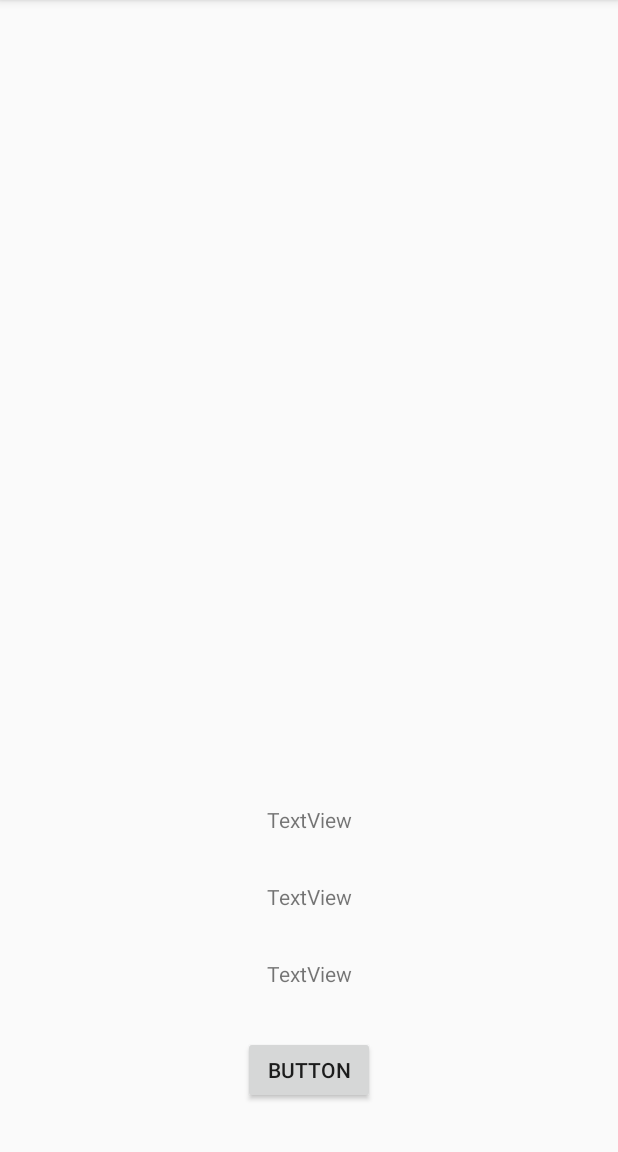
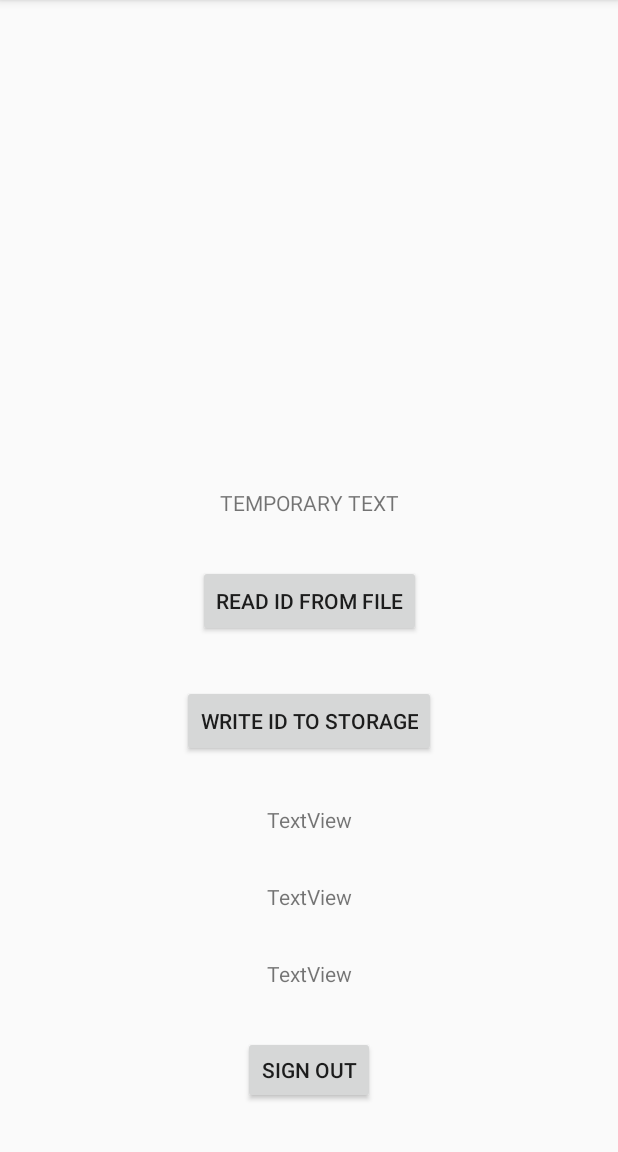
Before and after one commit to ashleyswang/cs184-school-planner, an Android app: the UserPortal screen opened directly, with no data from a screen before it, on a phone screen of 412 x 824 dp, the part 84-1236 px from its top. Run offline under Robolectric (Android 15) with nearby library versions, the phone set to English and light mode, and no system bars; pictures from the network do not load.

Commit message:
working internal storage

```diff
--- a/app/src/main/java/edu/ucsb/cs/cs184/ashleyswang/schoolplanner/UserPortal.kt
+++ b/app/src/main/java/edu/ucsb/cs/cs184/ashleyswang/schoolplanner/UserPortal.kt
@@ -1,25 +1,29 @@
 package edu.ucsb.cs.cs184.ashleyswang.schoolplanner
 
+import android.content.Context
+import android.content.Intent
 import android.net.Uri
 import android.os.Bundle
+import android.os.Environment
 import android.widget.Button
-import android.widget.ImageView
 import android.widget.TextView
 import android.widget.Toast
 import androidx.appcompat.app.AppCompatActivity
-import com.bumptech.glide.Glide
 import com.google.android.gms.auth.api.signin.GoogleSignIn
 import com.google.android.gms.auth.api.signin.GoogleSignInClient
 import com.google.android.gms.auth.api.signin.GoogleSignInOptions
 import com.google.android.gms.tasks.OnCompleteListener
+import java.io.*
 
 
 class UserPortal : AppCompatActivity() {
     private lateinit var name: TextView
     private lateinit var email: TextView
     private lateinit var id: TextView
-    private lateinit var image: ImageView
-    private lateinit var button: Button
+    private lateinit var readText: TextView
+    private lateinit var signOutButton: Button
+    private lateinit var readFileButton: Button
+    private lateinit var writeFileButton: Button
 
     private lateinit var mGoogleSignInClient: GoogleSignInClient
 
@@ -37,15 +41,29 @@ class UserPortal : AppCompatActivity() {
         name = findViewById(R.id.name)
         email = findViewById(R.id.email)
         id = findViewById(R.id.id)
-        image = findViewById(R.id.image)
-        button = findViewById(R.id.button)
+        readText = findViewById(R.id.text_parsed_from_file)
+        signOutButton = findViewById(R.id.sign_out_button)
+        readFileButton = findViewById(R.id.read_id_from_file)
+        writeFileButton = findViewById(R.id.write_id_to_file)
 
-
-        button.setOnClickListener {
+        signOutButton.setOnClickListener {
             when (it.getId()) {
-                R.id.button -> signOut()
+                R.id.sign_out_button -> signOut()
             }
         }
+
+        readFileButton.setOnClickListener {
+            when (it.getId()) {
+                R.id.read_id_from_file -> readFile()
+            }
+        }
+
+        writeFileButton.setOnClickListener {
+            when (it.getId()) {
+                R.id.write_id_to_file -> writeFile()
+            }
+        }
+
         val acct = GoogleSignIn.getLastSignedInAccount(this)
         if (acct != null) {
             val personName = acct.displayName
@@ -55,10 +73,10 @@ class UserPortal : AppCompatActivity() {
             val personId = acct.id
             val personPhoto: Uri? = acct.photoUrl
 
-            name.setText(personName)
-            email.setText(personEmail)
-            id.setText(personId)
-            Glide.with(this).load(personPhoto.toString()).into(image)
+            name.text = personName
+            email.text = personEmail
+            id.text = personId
+            //Glide.with(this).load(personPhoto.toString()).into(image)
         }
     }
 
@@ -67,9 +85,69 @@ class UserPortal : AppCompatActivity() {
             .addOnCompleteListener(this, OnCompleteListener<Void?> {
                 // ...
                 Toast.makeText(this, "Signed out successfully!", Toast.LENGTH_LONG).show()
-                finish()
+                //finish()
+                val intent = Intent(this, MainActivity::class.java)
+                startActivity(intent)
             })
     }
 
+    private fun writeFile() {
+        var textToSave = name.text.toString()
+        try {
+            var fileOutputStream: FileOutputStream = openFileOutput("TestFile.txt", Context.MODE_PRIVATE)
+            //val fileOutputStream: FileOutputStream = FileOutputStream(Environment.getExternalStorageDirectory().getAbsolutePath().toString() + "/TestFile.txt")
+            fileOutputStream.write(textToSave.toByteArray())
+            fileOutputStream.close()
+            Toast.makeText(this, "Wrote to file: " + textToSave, Toast.LENGTH_LONG).show()
+        }
+        catch (e: FileNotFoundException) {
+            e.printStackTrace()
+        }
+        catch (e: IOException) {
+            e.printStackTrace()
+        }
+    }
 
+    private fun readFile() {
+        Toast.makeText(this, "in ReadFile", Toast.LENGTH_LONG).show()
+        try {
+            //val reader = BufferedReader(someStream)
+            //for (line in reader.lines()) {
+            //    println(line)
+            //}
+            /*
+            var fileInputStream: FileInputStream = openFileInput("TestFile.txt")
+            //var inputStreamReader: InputStreamReader = InputStreamReader(fileInputStream)
+            val dataInputStream = DataInputStream(fileInputStream)
+            val bufferedReader = BufferedReader(InputStreamReader(dataInputStream))
+            //var bufferedReader: BufferedReader = BufferedReader(inputStreamReader)
+            //var stringBuffer: StringBuffer = StringBuffer()
+            var data: String = ""
+
+            var lines: String
+            lines = bufferedReader.readLine()
+            while (lines  != null) {
+                data = data + lines + "\n"
+                lines = bufferedReader.readLine()
+            }*/
+            var data: String = ""
+            val path = this.filesDir.absolutePath + "/TestFile.txt"
+            data = File(path).bufferedReader().readLines().toString()
+            readText.text = data
+            Toast.makeText(this, "App has read the following data: " + data, Toast.LENGTH_LONG).show()
+            //bufferedReader.close()
+            //dataInputStream.close()
+            //fileInputStream.close()
+        }
+        catch (e: FileNotFoundException) {
+            e.printStackTrace()
+            //Log.d(UserPortal::class.qualifiedName, e.printStackTrace())
+        }
+        catch (e: IOException) {
+            e.printStackTrace()
+        }
+    }
+
+    //https://stackoverflow.com/questions/43710317/is-storing-data-using-file-input-output-stream-method-secure
+    //https://www.youtube.com/watch?v=CRrDJkkzY2A
 }
--- a/app/src/main/res/layout/activity_user_portal.xml
+++ b/app/src/main/res/layout/activity_user_portal.xml
@@ -12,16 +12,16 @@
         android:layout_height="wrap_content"
         android:layout_marginBottom="32dp"
         android:text="TextView"
-        app:layout_constraintBottom_toTopOf="@+id/button"
+        app:layout_constraintBottom_toTopOf="@+id/sign_out_button"
         app:layout_constraintEnd_toEndOf="parent"
         app:layout_constraintStart_toStartOf="parent" />
 
     <Button
-        android:id="@+id/button"
+        android:id="@+id/sign_out_button"
         android:layout_width="88dp"
         android:layout_height="45dp"
         android:layout_marginBottom="32dp"
-        android:text="Button"
+        android:text="Sign Out"
         app:layout_constraintBottom_toBottomOf="parent"
         app:layout_constraintEnd_toEndOf="parent"
         app:layout_constraintStart_toStartOf="parent" />
@@ -46,13 +46,33 @@
         app:layout_constraintEnd_toEndOf="parent"
         app:layout_constraintStart_toStartOf="parent" />
 
-    <ImageView
-        android:id="@+id/image"
+    <Button
+        android:id="@+id/write_id_to_file"
         android:layout_width="wrap_content"
         android:layout_height="wrap_content"
         android:layout_marginBottom="32dp"
+        android:text="Write ID to storage"
         app:layout_constraintBottom_toTopOf="@+id/name"
         app:layout_constraintEnd_toEndOf="parent"
-        app:layout_constraintStart_toStartOf="parent"
-        tools:srcCompat="@tools:sample/avatars" />
+        app:layout_constraintStart_toStartOf="parent" />
+
+    <Button
+        android:id="@+id/read_id_from_file"
+        android:layout_width="wrap_content"
+        android:layout_height="wrap_content"
+        android:layout_marginBottom="32dp"
+        android:text="Read ID from file"
+        app:layout_constraintBottom_toTopOf="@+id/write_id_to_file"
+        app:layout_constraintEnd_toEndOf="parent"
+        app:layout_constraintStart_toStartOf="parent" />
+
+    <TextView
+        android:id="@+id/text_parsed_from_file"
+        android:layout_width="wrap_content"
+        android:layout_height="wrap_content"
+        android:layout_marginBottom="32dp"
+        android:text="TEMPORARY TEXT"
+        app:layout_constraintBottom_toTopOf="@+id/read_id_from_file"
+        app:layout_constraintEnd_toEndOf="parent"
+        app:layout_constraintStart_toStartOf="parent" />
 </androidx.constraintlayout.widget.ConstraintLayout>
```
